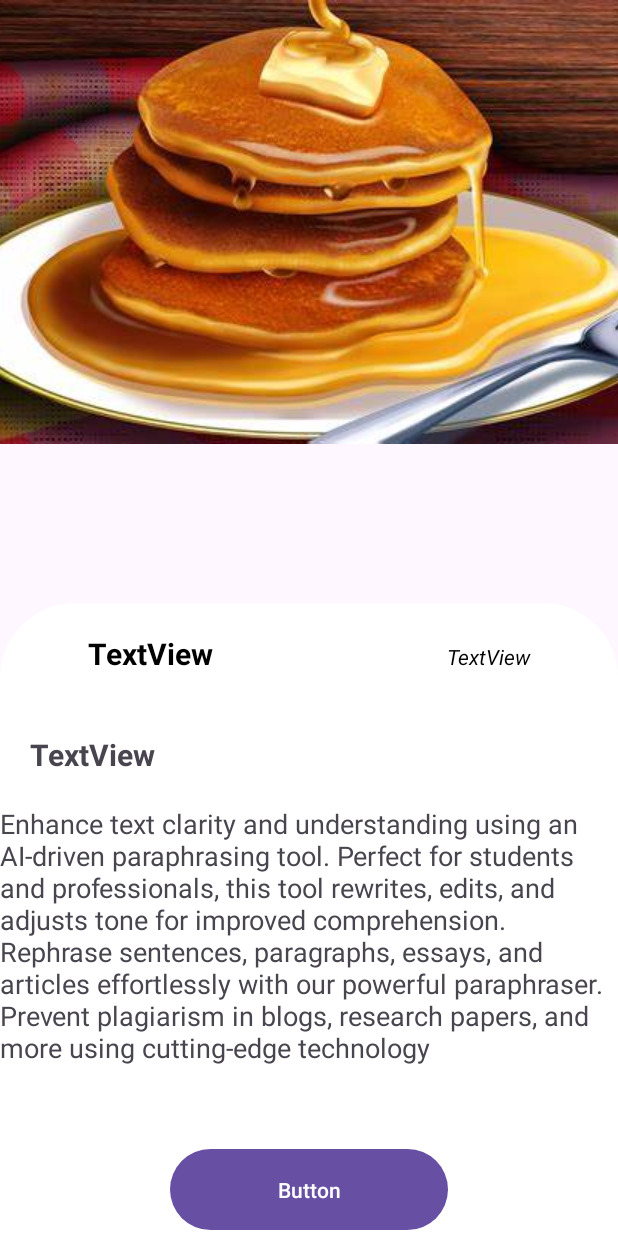
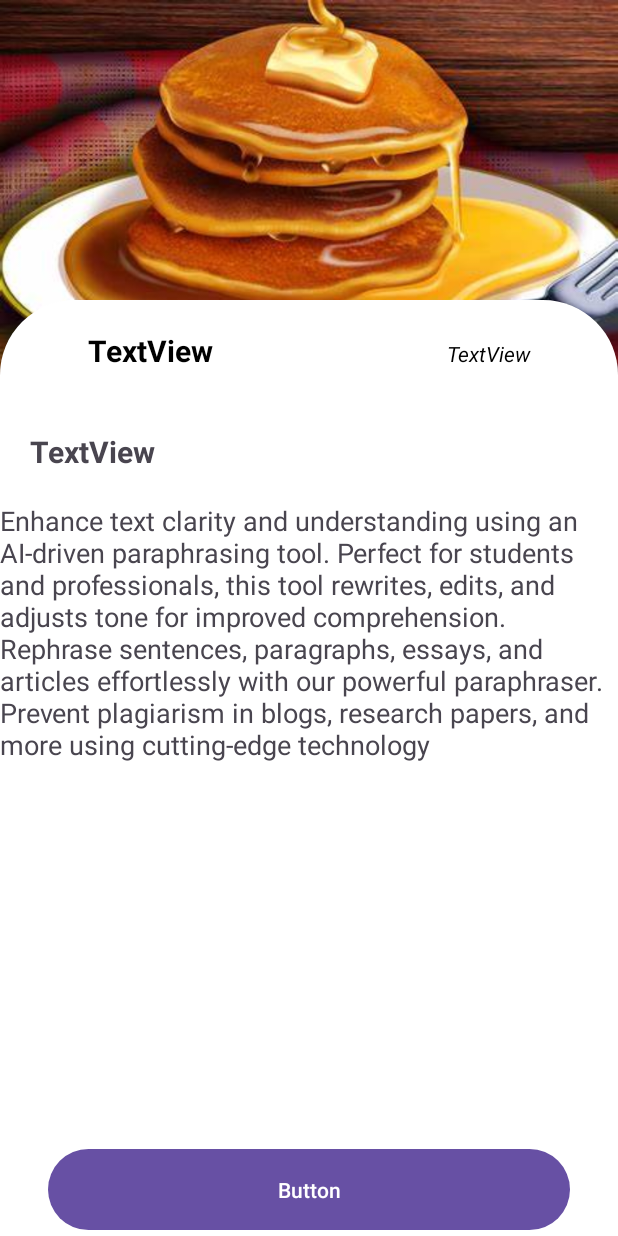
Before and after one commit to eatmaroc/eatPromo, an Android app: the screen it shows after launch (Detailles), on a phone screen of 412 x 824 dp. Run offline under Robolectric (Android 15) with nearby library versions, the phone set to English and light mode, and no system bars.

Commit message:
desin for detial activity v1.0

```diff
--- a/app/src/main/res/drawable/backhround.xml
+++ b/app/src/main/res/drawable/backhround.xml
@@ -3,7 +3,7 @@
 <item>
     <shape android:shape="rectangle">
         <corners android:topLeftRadius="50dp" android:topRightRadius="50dp"/>
-        <solid android:color="#FFFFFF"/>
+        <solid android:color="@color/white"/>
 
         </shape>
 
--- a/app/src/main/res/layout/activity_detailles.xml
+++ b/app/src/main/res/layout/activity_detailles.xml
@@ -3,34 +3,35 @@
     xmlns:app="http://schemas.android.com/apk/res-auto"
     xmlns:tools="http://schemas.android.com/tools"
     android:id="@+id/main"
-    android:background="#00000000"
+    android:background="@color/white"
     android:layout_width="match_parent"
     android:layout_height="match_parent"
     tools:context=".Detailles">
 
     <ImageView
         android:id="@+id/imgDeatilles"
-        android:layout_width="wrap_content"
-        android:layout_height="wrap_content"
-
-        android:scaleType="center"
+        android:layout_width="match_parent"
+        android:layout_height="match_parent"
+        android:scaleType="fitStart"
         android:src="@drawable/pain"
-        app:layout_constraintBottom_toTopOf="@+id/linearLayout3"
+        app:layout_constraintBottom_toBottomOf="parent"
         app:layout_constraintEnd_toEndOf="parent"
         app:layout_constraintStart_toStartOf="parent"
-        app:layout_constraintTop_toTopOf="parent"
-        app:layout_constraintVertical_bias="0.0" />
+        app:layout_constraintTop_toTopOf="parent" />
 
     <LinearLayout
         android:id="@+id/linearLayout3"
         android:layout_width="match_parent"
         android:layout_height="0dp"
-        android:layout_weight="1"
+        android:layout_marginTop="200dp"
         android:background="@drawable/backhround"
         android:orientation="vertical"
-        app:layout_constraintBottom_toBottomOf="parent"
+        app:layout_constraintBottom_toTopOf="@+id/button"
         app:layout_constraintEnd_toEndOf="parent"
+        app:layout_constraintHorizontal_bias="0.0"
         app:layout_constraintStart_toStartOf="parent"
+        app:layout_constraintTop_toTopOf="parent"
+        app:layout_constraintVertical_bias="0.0"
         tools:ignore="NotSibling">
 
         <LinearLayout
@@ -66,41 +67,42 @@
                 android:textStyle="italic" />
         </LinearLayout>
 
+        <TextView
+            android:id="@+id/textView6"
+            android:layout_width="404dp"
+            android:layout_height="wrap_content"
+            android:padding="20dp"
+            android:text="TextView"
+            android:textSize="20sp"
+            android:textStyle="bold"
+            app:layout_constraintBottom_toBottomOf="parent"
+            app:layout_constraintTop_toTopOf="parent" />
 
         <androidx.constraintlayout.widget.ConstraintLayout
             android:layout_width="match_parent"
             android:layout_height="wrap_content" />
 
         <TextView
-            android:id="@+id/textView6"
-            android:layout_width="match_parent"
-            android:layout_height="wrap_content"
-            android:padding="20dp"
-            android:text="TextView"
-            android:textSize="20sp"
-            android:textStyle="bold" />
-
-        <TextView
             android:id="@+id/textView7"
             android:layout_width="match_parent"
-            android:layout_height="182dp"
+            android:layout_height="226dp"
             android:text="Enhance text clarity and understanding using an AI-driven paraphrasing tool. Perfect for students and professionals, this tool rewrites, edits, and adjusts tone for improved comprehension.  Rephrase sentences, paragraphs, essays, and articles effortlessly with our powerful paraphraser. Prevent plagiarism in blogs, research papers, and more using cutting-edge technology"
             android:textSize="18sp"
             app:layout_constraintEnd_toEndOf="parent"
             app:layout_constraintStart_toStartOf="parent" />
 
-        <Space
-            android:layout_width="match_parent"
-            android:layout_height="43dp" />
+
+    </LinearLayout>
 
     <Button
         android:id="@+id/button"
-            android:layout_width="185dp"
+        android:layout_width="0dp"
         android:layout_height="62dp"
         android:layout_gravity="center"
+        android:layout_marginStart="32dp"
+        android:layout_marginEnd="32dp"
         android:text="Button"
+        app:layout_constraintBottom_toBottomOf="parent"
         app:layout_constraintEnd_toEndOf="parent"
         app:layout_constraintStart_toStartOf="parent" />
-
-    </LinearLayout>
 </androidx.constraintlayout.widget.ConstraintLayout>
```
Lines whose indentation alone changed are shown as unchanged.
